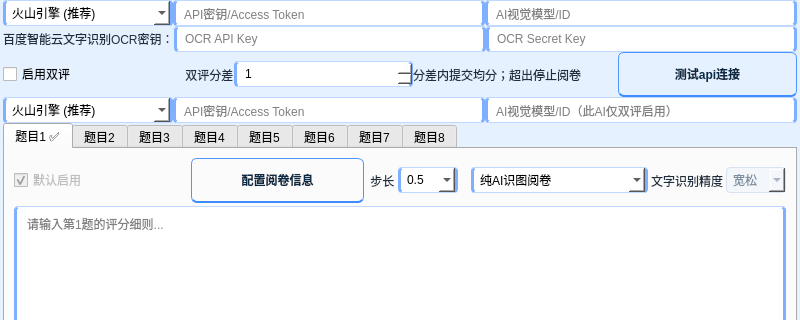
The window that setting/八题.ui (bangongshi107/AI-auto-grading-ocr-7) describes before a commit, drawn with Qt 5; both pictures show x 0 to 800 and y 0 to 320 of the 800 by 970 pixel window.
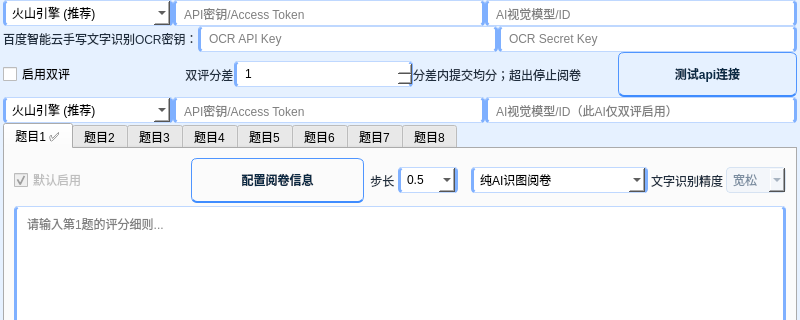
The same window after the commit.

```diff
--- a/setting/八题.ui
+++ b/setting/八题.ui
@@ -426,7 +426,7 @@
              </sizepolicy>
             </property>
             <property name="text">
-             <string>百度智能云文字识别OCR密钥：</string>
+             <string>百度智能云手写文字识别OCR密钥：</string>
             </property>
            </widget>
           </item>
```
